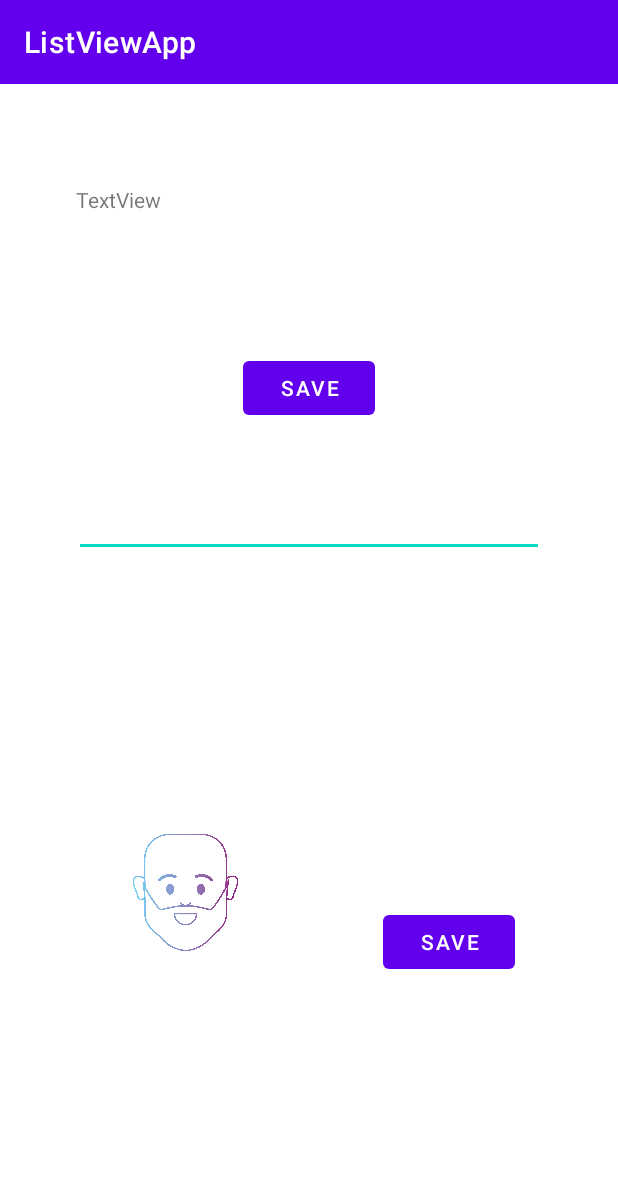
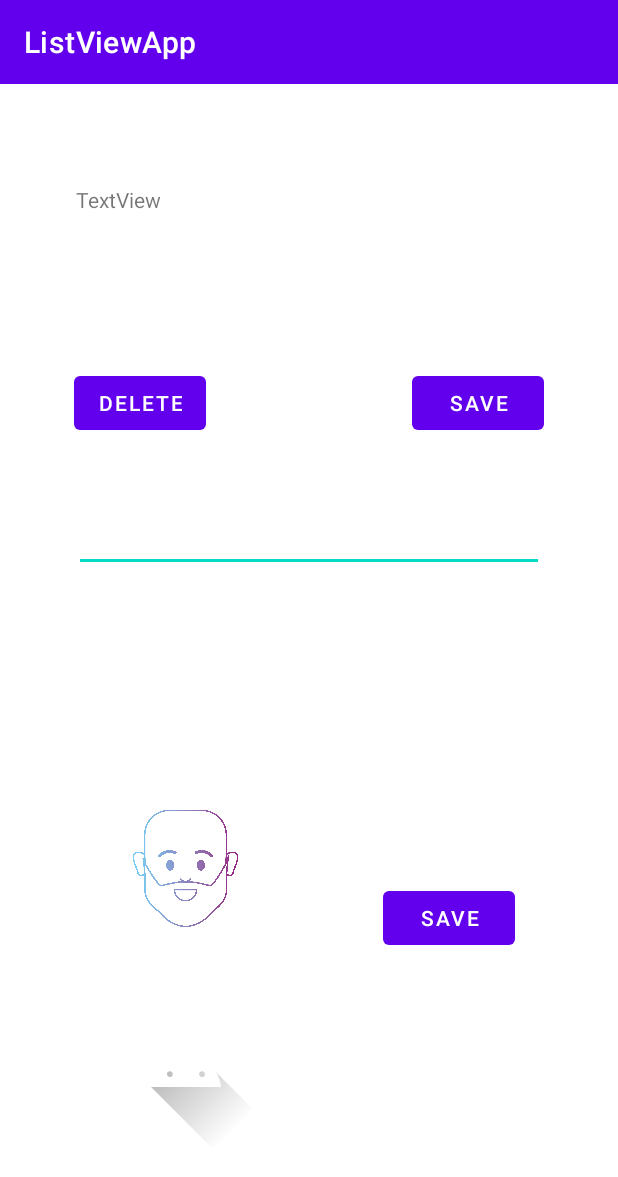
Before and after one commit to DavidKrtolica/AndroidDev, an Android app: the DetailsActivity screen opened directly, with no data from a screen before it, on a phone screen of 412 x 824 dp. Shown: the top 1177 px of the screen. Run offline under Robolectric (Android 15) with nearby library versions, the phone set to English and light mode, and no system bars; our stand-ins replace Firebase (no records; nobody signed in at launch, a user with empty details on screens opened directly); 1 statement that could not run was skipped.

Commit message:
Finished all tasks for ListViewApp

```diff
--- a/ListViewApp/app/src/main/java/com/example/listviewapp/DetailsActivity.java
+++ b/ListViewApp/app/src/main/java/com/example/listviewapp/DetailsActivity.java
@@ -19,12 +19,11 @@ import com.google.firebase.storage.StorageReference;
 public class DetailsActivity extends AppCompatActivity implements TaskListener {
 
     private TextView editTextView;
-    private Button saveBtn;
     private EditText editTextInput;
     private ImageView imageView;
-    private Button saveBtn2;
     private Bitmap currentBitmap;
     private Note currentNote;
+    private ImageView dbImg;
 
     @Override
     protected void onCreate(Bundle savedInstanceState) {
@@ -32,33 +31,46 @@ public class DetailsActivity extends AppCompatActivity implements TaskListener {
         setContentView(R.layout.activity_details);
 
         editTextView = findViewById(R.id.editTextView);
-        saveBtn = findViewById(R.id.buttonSave);
         editTextInput = findViewById(R.id.editTextInput);
         imageView = findViewById(R.id.imageView);
-        saveBtn2 = findViewById(R.id.button);
+        dbImg = findViewById(R.id.dbImg);
 
         // GET THE TEXT FROM THE INTENT EXTRA DATA
         String noteID = getIntent().getStringExtra("noteid");
         currentNote = Repo.r().getNoteWith(noteID);
         editTextView.setText(currentNote.getText());
+
+        // DOWNLOADING THE IMAGE BITMAPS FROM FIREBASE STORAGE
+        Repo.r().downloadBitmap(noteID, this);
     }
 
+    // UPLOAD IMAGE TO FIREBASE STORAGE BY PRESSING SAVE
     public void setupStaticImage(View view) {
         // MUST BE CALLED AFTER "onCreate()" IS FINISHED
         imageView.buildDrawingCache(true);
         currentBitmap = Bitmap.createBitmap(imageView.getDrawingCache(true));
         currentNote.setText(editTextView.getText().toString());
         Repo.r().uploadBitmap(currentNote, currentBitmap);
+        finish();
     }
 
+    // UPDATE NOTE
     public void savePressed(View view) {
         Repo.r().updateNote(new Note(currentNote.getId(), editTextInput.getText().toString()));
+        finish();
     }
 
+    // DELETE NOTE
+    public void delete(View view){
+        Repo.r().deleteNote(currentNote.getId());
+        finish();
+    }
+
+    // DOWNLOAD PIC CONNECTED TO THE NOTE BY REFERENCE
     @Override
     public void receive(byte[] bytes) {
         Bitmap databaseImg = BitmapFactory.decodeByteArray(bytes, 0, bytes.length);
-
+        dbImg.setImageBitmap(databaseImg);
     }
 
 }
--- a/ListViewApp/app/src/main/java/com/example/listviewapp/adapter/repo/Repo.java
+++ b/ListViewApp/app/src/main/java/com/example/listviewapp/adapter/repo/Repo.java
@@ -92,9 +92,14 @@ public class Repo {
         });
     }
 
+    public void deleteNote(String id){
+        DocumentReference docRef = db.collection("notes").document(id);
+        docRef.delete();
+    }
+
     public void downloadBitmap(String id, TaskListener taskListener) {
         StorageReference ref = storage.getReference(id);
-        int max = 1024 * 1024;
+        int max = 6000 * 6000;
         ref.getBytes(max).addOnSuccessListener(bytes -> {
             taskListener.receive(bytes);
             System.out.println("Download OK");
--- a/ListViewApp/app/src/main/res/layout/activity_details.xml
+++ b/ListViewApp/app/src/main/res/layout/activity_details.xml
@@ -23,11 +23,11 @@
         android:layout_width="wrap_content"
         android:layout_height="wrap_content"
         android:layout_marginStart="162dp"
-        android:layout_marginTop="66dp"
-        android:layout_marginEnd="162dp"
+        android:layout_marginTop="76dp"
         android:onClick="savePressed"
         android:text="Save"
         app:layout_constraintEnd_toEndOf="parent"
+        app:layout_constraintHorizontal_bias="0.695"
         app:layout_constraintStart_toStartOf="parent"
         app:layout_constraintTop_toBottomOf="@+id/editTextView" />
 
@@ -50,7 +50,7 @@
         android:layout_height="114dp"
         android:layout_marginStart="48dp"
         android:layout_marginEnd="28dp"
-        android:layout_marginBottom="172dp"
+        android:layout_marginBottom="188dp"
         app:layout_constraintBottom_toBottomOf="parent"
         app:layout_constraintEnd_toStartOf="@+id/button"
         app:layout_constraintStart_toStartOf="parent"
@@ -62,10 +62,34 @@
         android:layout_height="wrap_content"
         android:layout_marginStart="28dp"
         android:layout_marginEnd="50dp"
-        android:layout_marginBottom="172dp"
+        android:layout_marginBottom="188dp"
         android:onClick="setupStaticImage"
         android:text="Save"
         app:layout_constraintBottom_toBottomOf="parent"
         app:layout_constraintEnd_toEndOf="parent"
         app:layout_constraintStart_toEndOf="@+id/imageView" />
+
+    <Button
+        android:id="@+id/button2"
+        android:layout_width="wrap_content"
+        android:layout_height="wrap_content"
+        android:layout_marginTop="76dp"
+        android:onClick="delete"
+        android:text="Delete"
+        app:layout_constraintEnd_toStartOf="@+id/buttonSave"
+        app:layout_constraintHorizontal_bias="0.263"
+        app:layout_constraintStart_toStartOf="parent"
+        app:layout_constraintTop_toBottomOf="@+id/editTextView" />
+
+    <ImageView
+        android:id="@+id/dbImg"
+        android:layout_width="112dp"
+        android:layout_height="109dp"
+        android:layout_marginTop="24dp"
+        android:layout_marginEnd="232dp"
+        app:layout_constraintBottom_toBottomOf="parent"
+        app:layout_constraintEnd_toEndOf="parent"
+        app:layout_constraintTop_toBottomOf="@+id/imageView"
+        app:layout_constraintVertical_bias="0.0"
+        app:srcCompat="@drawable/ic_launcher_foreground" />
 </androidx.constraintlayout.widget.ConstraintLayout>
```
